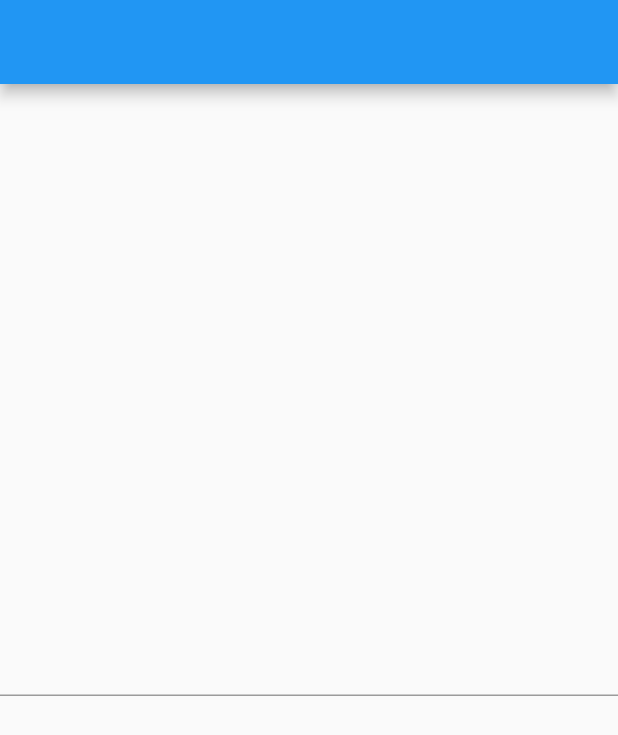
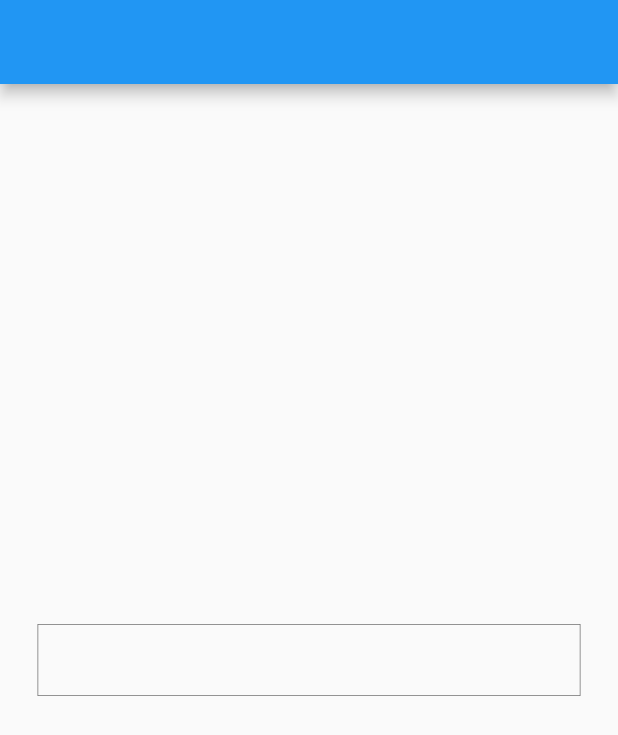
Before and after one commit to MaxTrent/rail_buddy, a Flutter app: the screen it shows after launch, on a phone screen of 412 x 824 dp. Shown: the top 735 px of the screen. Run offline on Flutter 3.47's test engine with Material 2 defaults, Android fonts, the phone set to English and light mode, and no system bars; our stand-ins replace flutter_screenutil.

Commit message:
Setting everything up

```diff
--- a/lib/main.dart
+++ b/lib/main.dart
@@ -1,4 +1,6 @@
 import 'package:flutter/material.dart';
+import 'package:flutter/services.dart';
+import 'package:flutter_screenutil/flutter_screenutil.dart';
 
 void main() {
   runApp(const MyApp());
@@ -10,23 +12,33 @@ class MyApp extends StatelessWidget {
 
   @override
   Widget build(BuildContext context) {
-    return MaterialApp(
-      title: 'Train Ticketing App',
-      theme: ThemeData(
-        primarySwatch: Colors.blue,
+    SystemChrome.setPreferredOrientations([
+      DeviceOrientation.portraitUp,
+      DeviceOrientation.portraitDown,
+    ]);
+    return ScreenUtilInit(
+      builder: (context, child)=> MaterialApp(
+        title: 'Train Ticketing App',
+        theme: ThemeData(
+          primarySwatch: Colors.blue,
+        ),
+        initialRoute: LoginScreen.id,
+        routes: {
+          LoginScreen.id: (context) => LoginScreen(),
+        },
+        home: LoginScreen(),
       ),
-      home: MyHomePage(),
     );
   }
 }
 
-class MyHomePage extends StatefulWidget {
-
+class LoginScreen extends StatefulWidget {
+static const String id = 'login-screen';
   @override
-  State<MyHomePage> createState() => _MyHomePageState();
+  State<LoginScreen> createState() => _LoginScreenState();
 }
 
-class _MyHomePageState extends State<MyHomePage> {
+class _LoginScreenState extends State<LoginScreen> {
   var usernameController = TextEditingController();
 
   @override
@@ -37,10 +49,41 @@ class _MyHomePageState extends State<MyHomePage> {
         mainAxisAlignment: MainAxisAlignment.center,
         crossAxisAlignment: CrossAxisAlignment.center,
         children: [
-          TextFormField(
-            controller: usernameController,
-            decoration: InputDecoration(
+          Padding(
+            padding: const EdgeInsets.all(25.0),
+            child: TextFormField(
+              controller: usernameController,
+              decoration: InputDecoration(
+               // suffixIcon: suffixIcon,
+                contentPadding: const EdgeInsets.fromLTRB(16, 0, 0, 0),
+                //hintText: hintText,
+                fillColor: Theme.of(context).backgroundColor,
+                filled: false,
+                errorStyle: TextStyle(height: 0, color: Colors.transparent),
+                hintStyle: TextStyle(
+                  fontSize: 16,
+                  color: Color(0xFF969A9D),
+                  fontWeight: FontWeight.w300,
+                ),
+                border: OutlineInputBorder(
+                    borderRadius: BorderRadius.circular(10.r),
+                    borderSide: BorderSide(color: Color(0xFF707070), width: .5)),
+                enabledBorder: OutlineInputBorder(
+                    borderRadius: BorderRadius.zero,
+                    borderSide: BorderSide(color: Color(0xFF707070), width: .5)),
+                focusedBorder: OutlineInputBorder(
+                    borderRadius: BorderRadius.zero,
+                    borderSide: BorderSide(color: Color(0xFF707070), width: .5)),
+                errorBorder: OutlineInputBorder(
+                  borderRadius: BorderRadius.zero,
+                  borderSide: BorderSide(color: Colors.red, width: .5),
+                ),
+              ),
+        style: TextStyle(
+            fontSize: 16,
+            color: Color(0xFF3C3C43),
 
+              ),
             ),
           ),
         ],
--- a/pubspec.yaml
+++ b/pubspec.yaml
@@ -36,6 +36,7 @@ dependencies:
   # The following adds the Cupertino Icons font to your application.
   # Use with the CupertinoIcons class for iOS style icons.
   cupertino_icons: ^1.0.2
+  flutter_screenutil: ^5.6.1
 
 dev_dependencies:
   flutter_test:
```
Also changed, not shown: lib/trainAppTextFormField.dart (added, +50 -0 lines), pubspec.lock.
